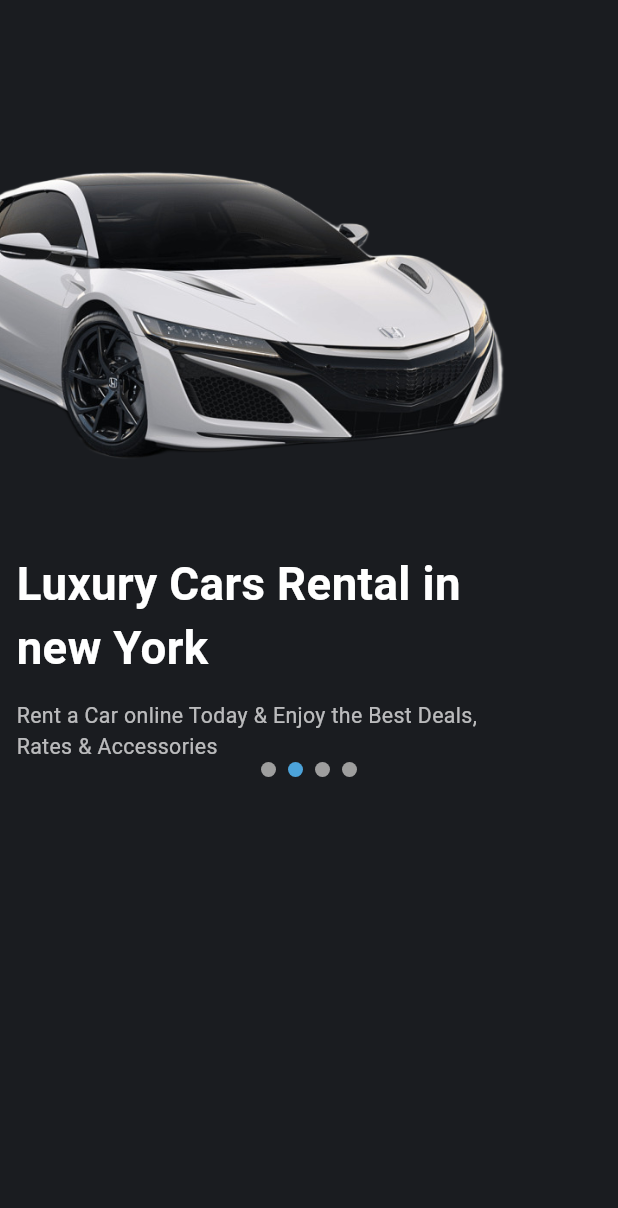
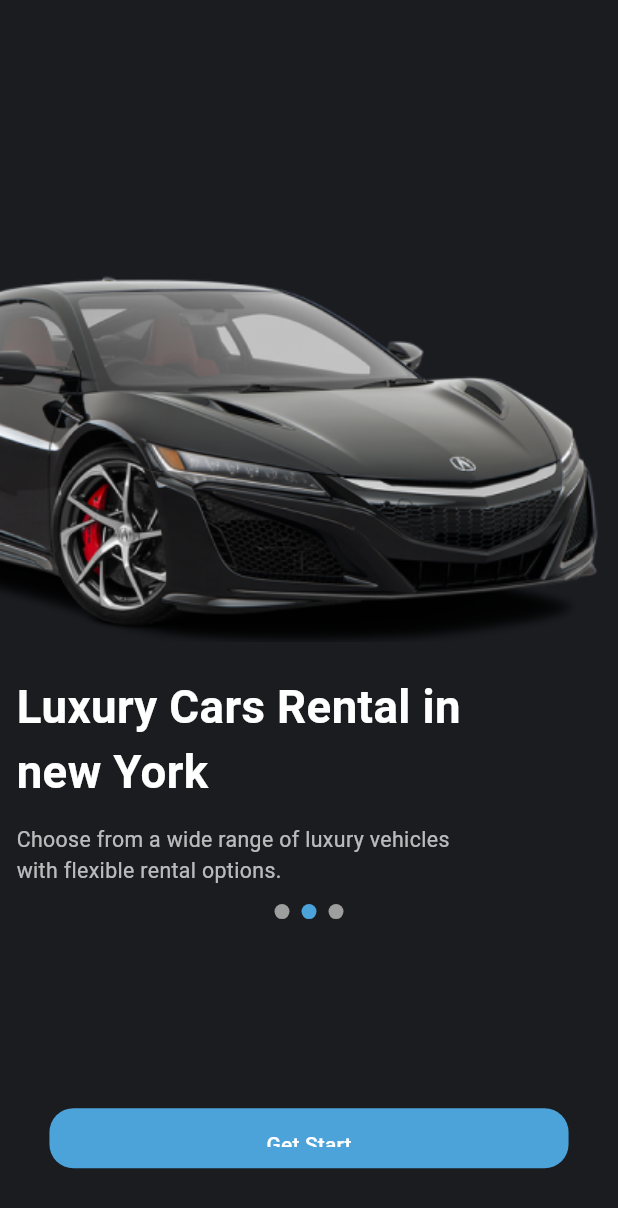
Before and after one commit to Adel-Saeed21/Car_Rent, a Flutter app: the screen it shows after launch, swiped to page 2, on a phone screen of 412 x 824 dp. Shown: the top 1208 px of the screen. Run offline on Flutter 3.47's test engine with Material 3 defaults, Android fonts, the phone set to English and light mode, and no system bars; drawn by our look-alikes of smooth_page_indicator; our stand-ins replace flutter_screenutil.

Commit message:
finish onboarding Screen

```diff
--- a/lib/core/utils/app_assets.dart
+++ b/lib/core/utils/app_assets.dart
@@ -9,4 +9,12 @@ class Assets {
   /// Assets for assetsImagesOnboardingBackground
   /// assets/images/onboarding_background.jpeg
   static const String assetsImagesOnboardingBackground = "assets/images/onboarding_background.jpeg";
+
+  /// Assets for assetsImagesOnboardingCar2
+  /// assets/images/onboarding_car_2.png
+  static const String assetsImagesOnboardingCar2 = "assets/images/onboarding_car_2.png";
+
+  /// Assets for assetsImagesOnboardingCar3
+  /// assets/images/onboarding_car_3.png
+  static const String assetsImagesOnboardingCar3 = "assets/images/onboarding_car_3.png";
 }
--- a/lib/core/utils/app_text_style.dart
+++ b/lib/core/utils/app_text_style.dart
@@ -1 +1,13 @@
-class AppTextStyle {}
+import 'package:carrent/core/theming/font_weight_helper.dart';
+import 'package:flutter/material.dart';
+import 'package:flutter/widgets.dart';
+import 'package:flutter_screenutil/flutter_screenutil.dart';
+
+class AppTextStyle {
+  static TextStyle font30WhiteBold = TextStyle(
+    fontSize: 30.sp,
+    fontWeight: FontWeightHelper.bold,
+    color: Colors.white,
+    height: 1.4,
+  );
+}
--- a/lib/feature/onBoarding/UI/onboarding_screen.dart
+++ b/lib/feature/onBoarding/UI/onboarding_screen.dart
@@ -1,5 +1,6 @@
 import 'package:carrent/core/helpers/spacing.dart';
 import 'package:carrent/core/utils/app_colors.dart';
+import 'package:carrent/core/widgets/app_button.dart';
 import 'package:carrent/feature/onBoarding/UI/widget/onbording_widget_view.dart';
 import 'package:carrent/feature/onBoarding/data/onbording_model.dart';
 import 'package:flutter/material.dart';
@@ -21,7 +22,7 @@ class _OnboardingScreenState extends State<OnboardingScreen> {
       backgroundColor: AppColors.lightBlack,
       body: Column(
         children: [
-          verticalSpace(30.h),
+          verticalSpace(110.h),
           Expanded(
             child: PageView.builder(
               controller: pageController,
@@ -38,6 +39,22 @@ class _OnboardingScreenState extends State<OnboardingScreen> {
               ),
             ),
           ),
+
+          Padding(
+            padding: EdgeInsets.symmetric(horizontal: 30.w),
+
+            child: AppButton(
+              buttonHeight: 35.h,
+              backgroundColor: AppColors.lightBlue,
+
+              textStyle: TextStyle(color: Colors.white),
+              buttonText: "Get Start",
+
+              onPressed: () {},
+            ),
+          ),
+
+          verticalSpace(40.h),
         ],
       ),
     );
--- a/lib/feature/onBoarding/UI/widget/custom_smooth_page_indecator.dart
+++ b/lib/feature/onBoarding/UI/widget/custom_smooth_page_indecator.dart
@@ -14,7 +14,7 @@ class CustomSmoothPageIndicator extends StatelessWidget {
   Widget build(BuildContext context) {
     return SmoothPageIndicator(
       controller: _controller,
-      count: 4,
+      count: 3,
       effect: JumpingDotEffect(
         jumpScale: 1.5,
         dotWidth: 10,
--- a/lib/feature/onBoarding/UI/widget/onbording_widget_view.dart
+++ b/lib/feature/onBoarding/UI/widget/onbording_widget_view.dart
@@ -1,3 +1,6 @@
+import 'package:carrent/core/helpers/spacing.dart';
+import 'package:carrent/core/theming/font_weight_helper.dart';
+import 'package:carrent/core/utils/app_text_style.dart';
 import 'package:carrent/feature/onBoarding/UI/widget/custom_smooth_page_indecator.dart';
 import 'package:carrent/feature/onBoarding/data/onbording_model.dart';
 import 'package:flutter/material.dart';
@@ -24,12 +27,12 @@ class OnbordingWidgetView extends StatelessWidget {
       alignment: Alignment.center,
       children: [
         Positioned(
-          top: 60.h,
-          right: 17.w,
+          top: onboarding.topPos ?? 60.h,
+          right: onboarding.rightPos ?? 5.w,
 
           child: Image.asset(
             onboarding.imagePath,
-            height: 250.h,
+            height: onboarding.size ?? 250.h,
             fit: BoxFit.contain,
           ),
         ),
@@ -45,12 +48,7 @@ class OnbordingWidgetView extends StatelessWidget {
                   onboarding.title,
                   maxLines: 2,
                   textAlign: TextAlign.start,
-                  style: TextStyle(
-                    fontSize: 30.sp,
-                    fontWeight: FontWeight.bold,
-                    color: Colors.white,
-                    height: 1.4,
-                  ),
+                  style: AppTextStyle.font30WhiteBold,
                 ),
               ),
               SizedBox(height: 12.h),
@@ -67,6 +65,7 @@ class OnbordingWidgetView extends StatelessWidget {
                   ),
                 ),
               ),
+              verticalSpace(12.h),
               CustomSmoothPageIndicator(controller: pageController),
             ],
           ),
--- a/lib/feature/onBoarding/data/onbording_model.dart
+++ b/lib/feature/onBoarding/data/onbording_model.dart
@@ -1,14 +1,23 @@
 import 'package:carrent/core/utils/app_assets.dart';
+import 'package:flutter_screenutil/flutter_screenutil.dart';
 
 class OnbordingModel {
   final String imagePath;
   final String title;
   final String subTitle;
+  final double? rightPos;
+  final double? leftPos;
+  final double? topPos;
+  final double? size;
 
   OnbordingModel({
     required this.imagePath,
     required this.title,
     required this.subTitle,
+    this.rightPos,
+    this.leftPos,
+    this.topPos,
+    this.size,
   });
 }
 
@@ -18,17 +27,24 @@ List<OnbordingModel> onboardingList = [
     title: "Luxury Cars Rental in\nnew York",
     subTitle:
         "Rent a Car online Today & Enjoy the Best Deals,\nRates & Accessories.",
+    topPos: 50.h,
+    rightPos: -70,
+    size: 310.h,
   ),
   OnbordingModel(
-    imagePath: Assets.assetsImagesCarOnboarding,
+    imagePath: Assets.assetsImagesOnboardingCar2,
     title: "Luxury Cars Rental in\nnew York",
     subTitle:
-        'Rent a Car online Today & Enjoy the Best Deals,\nRates & Accessories',
+        "Choose from a wide range of luxury vehicles\nwith flexible rental options.",
   ),
   OnbordingModel(
-    imagePath: Assets.assetsImagesCarOnboarding,
+    size: 330.h,
+    topPos: 30.h,
+
+    rightPos: -190,
+    imagePath: Assets.assetsImagesOnboardingCar3,
     title: 'Luxury Cars Rental in\nnew York',
     subTitle:
-        'Rent a Car online Today & Enjoy the Best Deals,\nRates & Accessories',
+        "Experience comfort and style on every ride\nwith our premium fleet.",
   ),
 ];
```
Also changed, not shown: assets/images/onboarding_car_2.png (added), assets/images/onboarding_car_3.png (added).
